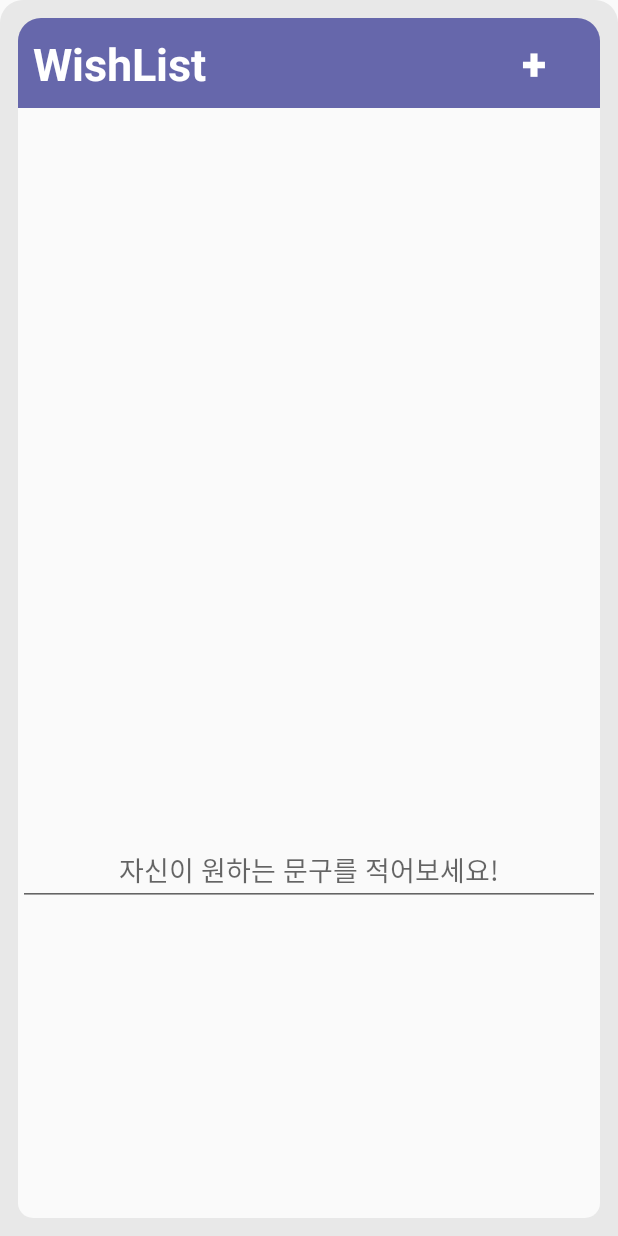
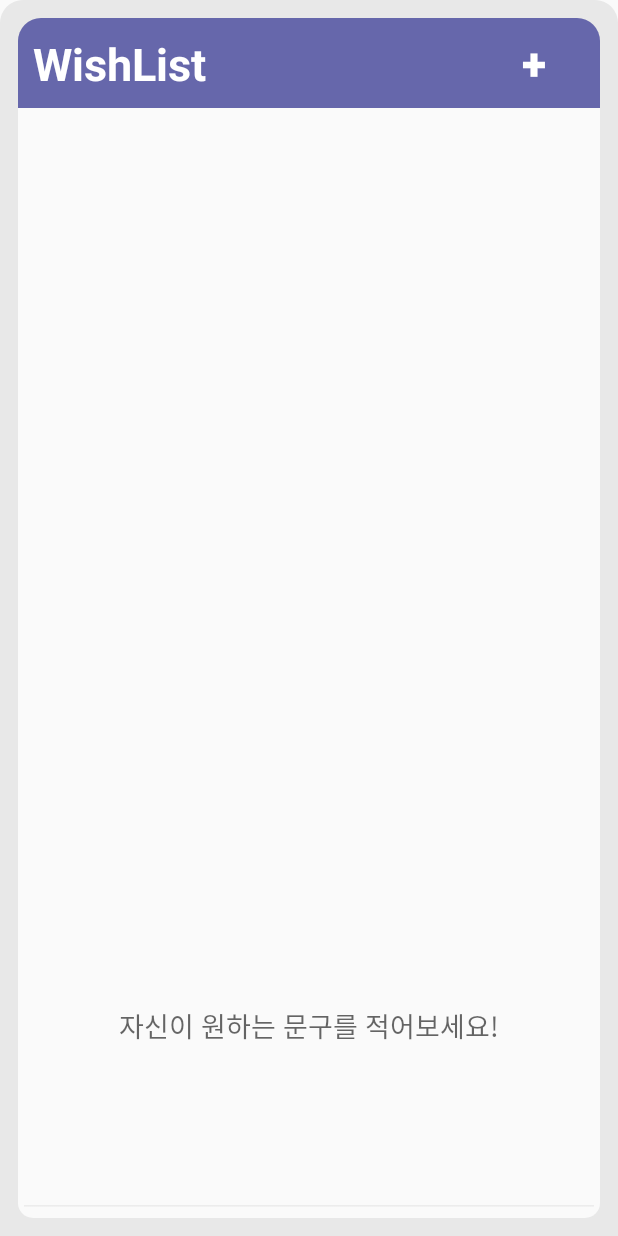
Before and after one commit to WishList2022/UnicornWish, an Android app: the MainActivity screen opened directly, with no data from a screen before it, on a phone screen of 412 x 824 dp. Run offline under Robolectric (Android 15) with nearby library versions, the phone set to English and light mode, and no system bars.

Commit message:
⚙️[feat] : add memo
Added memo edittext to activity_main, and removed
color picking button

```diff
--- a/RecyclerView_TodoListIntent/app/src/main/res/layout/activity_main.xml
+++ b/RecyclerView_TodoListIntent/app/src/main/res/layout/activity_main.xml
@@ -80,8 +80,10 @@
             </androidx.recyclerview.widget.RecyclerView>
 
             <EditText
+                android:id="@+id/typeMemo"
+                android:backgroundTint="@color/background_nor"
                 android:layout_width="match_parent"
-                android:layout_height="wrap_content"
+                android:layout_height="match_parent"
                 android:hint="자신이 원하는 문구를 적어보세요!"
                 android:textAlignment="center">
 
```
